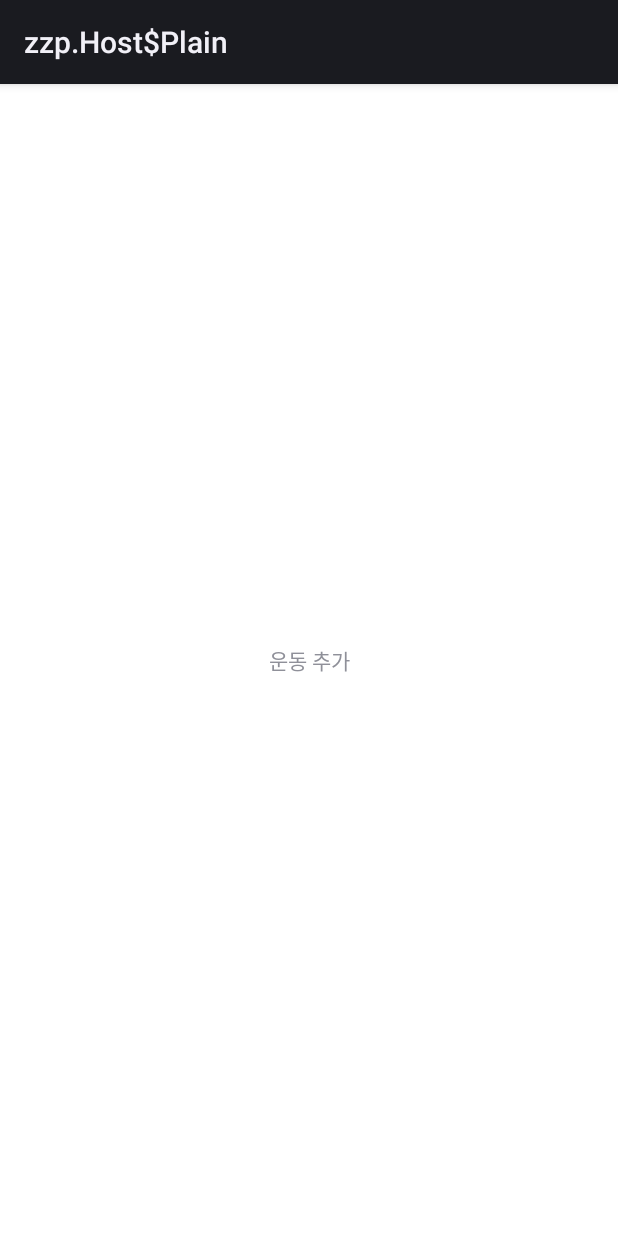
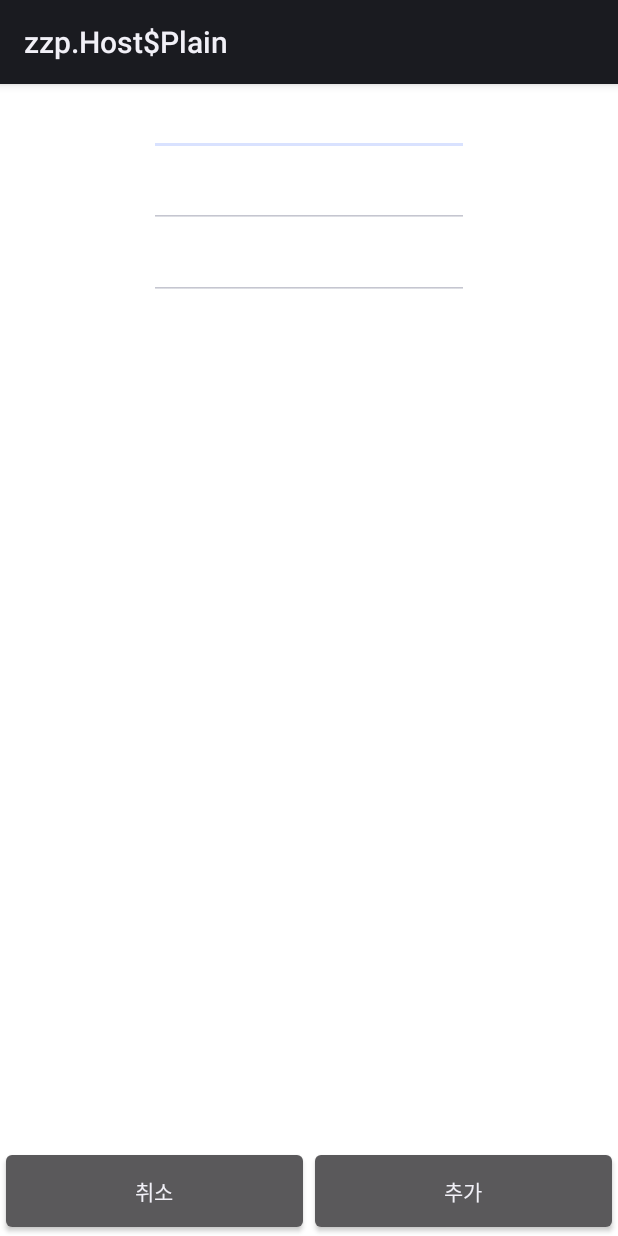
Before and after one commit to twaun95/Planner, an Android app: the fragment NoteCreateFragment shown on its own in the app's theme, on a phone screen of 412 x 824 dp. Run offline under Robolectric (Android 15) with nearby library versions, the light colour scheme and no system bars; our stand-ins replace Dagger/Hilt's generated code, data binding.

Commit message:
feat : 운동 추가 뷰 프로토타입

```diff
--- a/presentation/src/main/res/layout/fragment_note_create.xml
+++ b/presentation/src/main/res/layout/fragment_note_create.xml
@@ -12,15 +12,60 @@
         android:layout_height="match_parent"
         android:background="@color/white">
 
-        <TextView
-            android:id="@+id/textView4"
+        <EditText
+            android:id="@+id/text_name"
             android:layout_width="wrap_content"
             android:layout_height="wrap_content"
-            android:text="운동 추가"
-            app:layout_constraintBottom_toBottomOf="parent"
+            android:ems="10"
+            android:hint="운동이름"
+            android:inputType="textPersonName"
             app:layout_constraintEnd_toEndOf="parent"
             app:layout_constraintHorizontal_bias="0.5"
             app:layout_constraintStart_toStartOf="parent"
             app:layout_constraintTop_toTopOf="parent" />
+
+        <EditText
+            android:id="@+id/text_info"
+            android:layout_width="wrap_content"
+            android:layout_height="wrap_content"
+            android:ems="10"
+            android:hint="설명"
+            android:inputType="textPersonName"
+            app:layout_constraintEnd_toEndOf="parent"
+            app:layout_constraintHorizontal_bias="0.5"
+            app:layout_constraintStart_toStartOf="parent"
+            app:layout_constraintTop_toBottomOf="@id/text_name" />
+
+        <EditText
+            android:id="@+id/text_memo"
+            android:layout_width="wrap_content"
+            android:layout_height="wrap_content"
+            android:ems="10"
+            android:hint="운동 팁? 메모?"
+            android:inputType="textPersonName"
+            app:layout_constraintEnd_toEndOf="parent"
+            app:layout_constraintHorizontal_bias="0.5"
+            app:layout_constraintStart_toStartOf="parent"
+            app:layout_constraintTop_toBottomOf="@id/text_info" />
+
+        <Button
+            android:id="@+id/button"
+            android:layout_width="0dp"
+            android:layout_height="60dp"
+            android:text="취소"
+            app:layout_constraintBottom_toBottomOf="parent"
+            app:layout_constraintEnd_toStartOf="@+id/button2"
+            app:layout_constraintHorizontal_bias="0.5"
+            app:layout_constraintStart_toStartOf="parent" />
+
+        <Button
+            android:id="@+id/button2"
+            android:layout_width="0dp"
+            android:layout_height="60dp"
+            android:text="추가"
+            app:layout_constraintBottom_toBottomOf="parent"
+            app:layout_constraintEnd_toEndOf="parent"
+            app:layout_constraintHorizontal_bias="0.5"
+            app:layout_constraintStart_toEndOf="@+id/button" />
     </androidx.constraintlayout.widget.ConstraintLayout>
 </layout>
```
